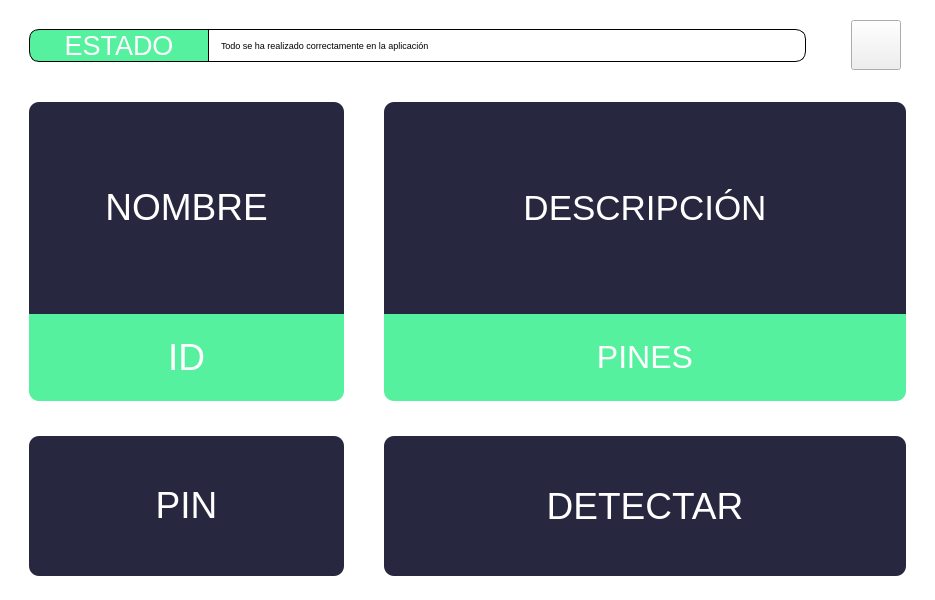
The window that Code/blinduino.ui (SimGod46/ArduinoNoVidentesUDD) describes before a commit, drawn with Qt 5.
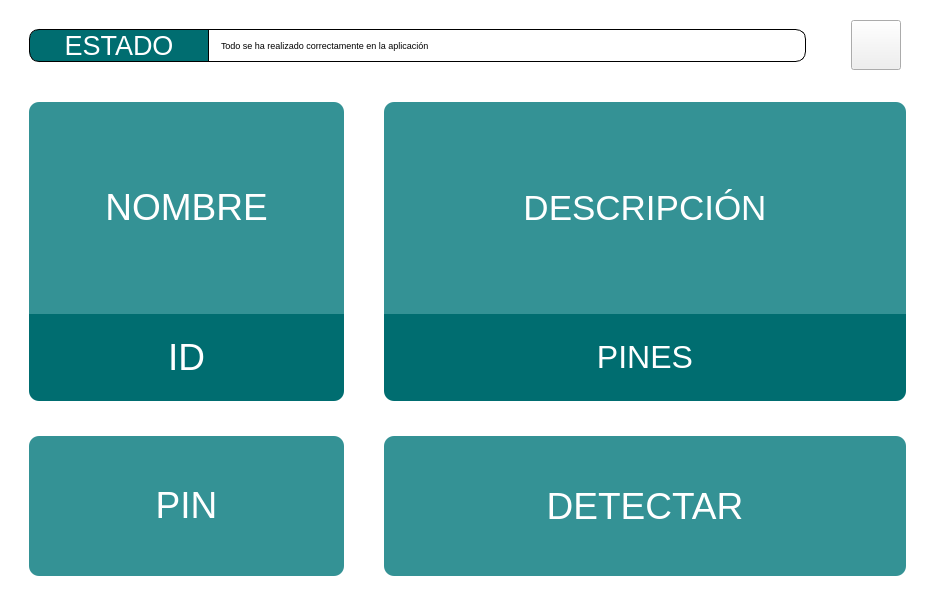
The same window after the commit. Icons and pictures are not drawn.

Patch:
```diff
--- a/Code/blinduino.ui
+++ b/Code/blinduino.ui
@@ -61,7 +61,7 @@
            <string/>
           </property>
           <property name="styleSheet">
-           <string notr="true">background-color: #27273F;
+           <string notr="true">background-color: #349295;
 padding:5px;
 font: 26pt;
 color:white;
@@ -94,7 +94,7 @@
            <string/>
           </property>
           <property name="styleSheet">
-           <string notr="true">background-color: #55F19E;
+           <string notr="true">background-color: #006D70;
 font:24pt;
 color:white;
 border-bottom-left-radius: 10px;
@@ -137,7 +137,7 @@
           </property>
           <property name="styleSheet">
            <string notr="true">font: 28pt;
-background-color: #27273F;
+background-color: #349295;
 color:white;
 border-top-left-radius: 10px;
 border-top-right-radius: 10px;
@@ -168,7 +168,7 @@
            <string/>
           </property>
           <property name="styleSheet">
-           <string notr="true">background-color: #55F19E;
+           <string notr="true">background-color: #006D70;
 font:28pt;
 color:white;
 border-bottom-left-radius: 10px;
@@ -202,7 +202,7 @@
          <string/>
         </property>
         <property name="styleSheet">
-         <string notr="true">background-color: #27273F;
+         <string notr="true">background-color: #349295;
 font:28pt;
 border-radius: 10px;
 color:white;
@@ -238,7 +238,7 @@
         </property>
         <property name="styleSheet">
          <string notr="true">QPushButton{
-background-color: #27273F;
+background-color: #349295;
 color:white;
 font: 28pt;
 border-radius: 10px;
@@ -365,7 +365,7 @@
 border-top-left-radius: 10px;
 border-bottom-left-radius: 10px;
 
-background: #55F19E;
+background: #006D70;
 margin-left:20px;
 margin-bottom:20px;
 margin-top:20px;</string>
```
